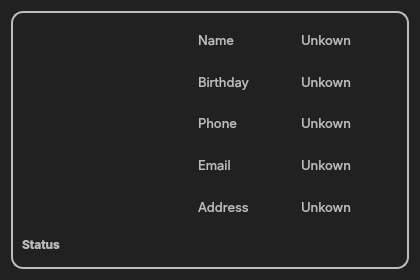
First picture: the form in custom_widgets/cardInfo/CardInfo.ui, repository elmhadji/AccessController, before the edit.
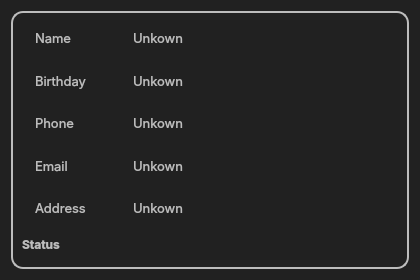
Second picture: the form after the edit. Icons and pictures are not drawn.

```diff
--- a/custom_widgets/cardInfo/CardInfo.ui
+++ b/custom_widgets/cardInfo/CardInfo.ui
@@ -75,7 +75,10 @@
          </widget>
         </item>
         <item>
-         <layout class="QHBoxLayout" name="horizontalLayout">
+         <layout class="QHBoxLayout" name="horizontalLayout" stretch="1,3">
+          <property name="spacing">
+           <number>10</number>
+          </property>
           <item>
            <layout class="QVBoxLayout" name="verticalLayout">
             <item>
```
